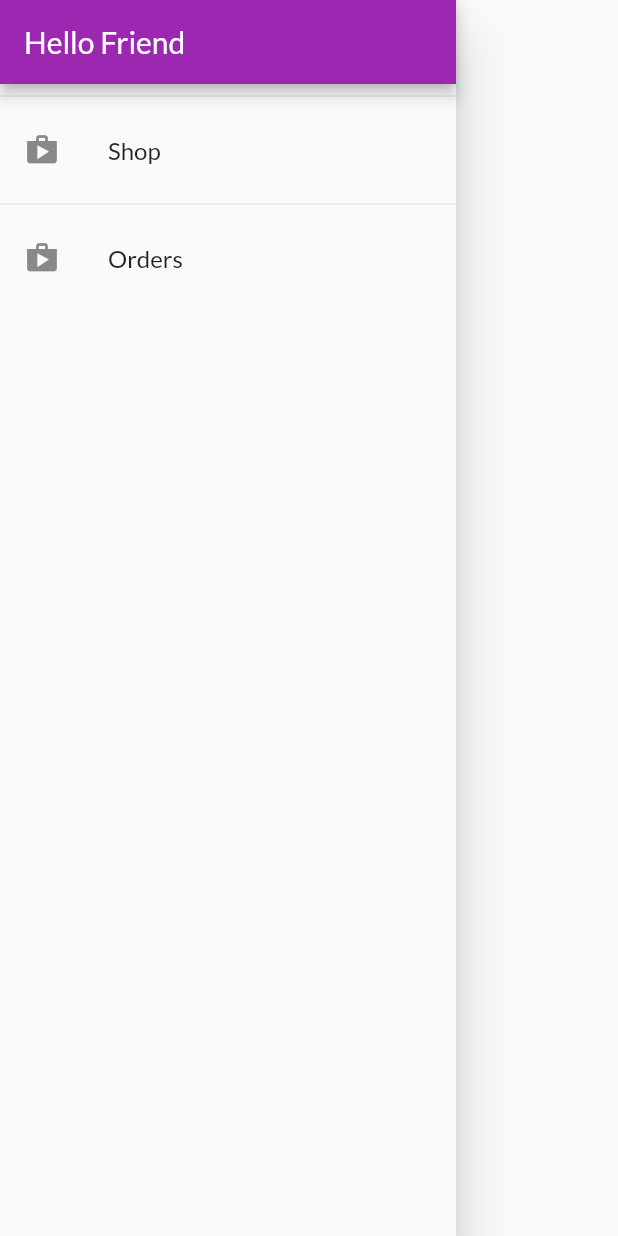
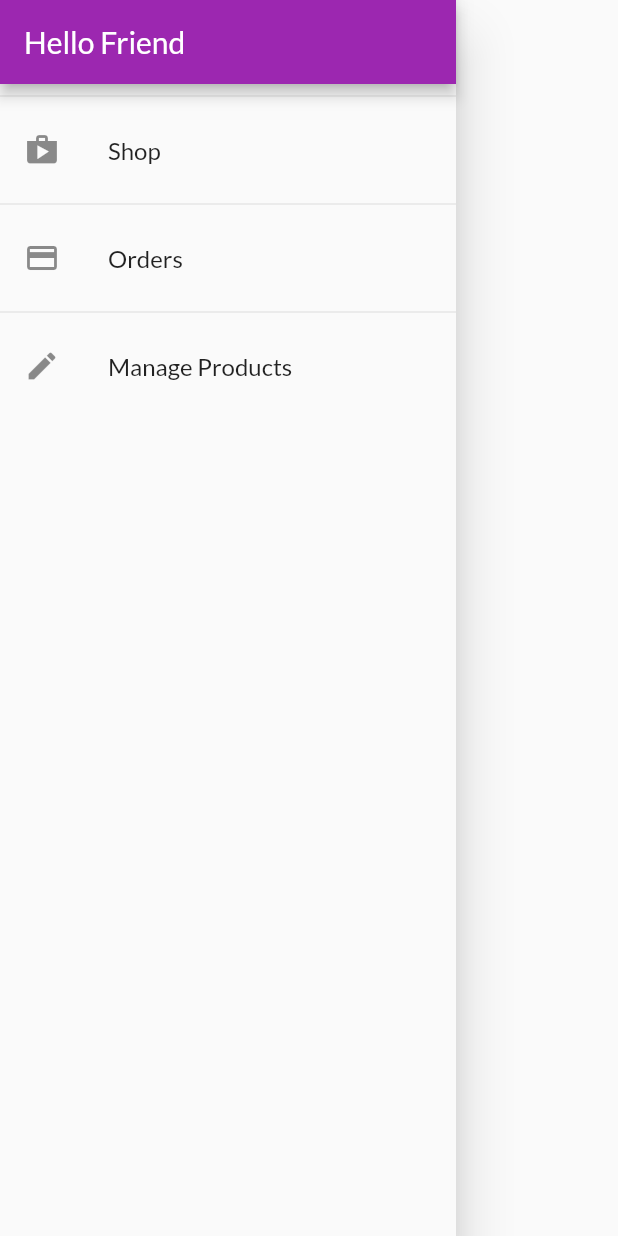
Before and after one commit to reza-salehipour/flutter_shop_app, a Flutter app: the AppDrawer widget shown alone on an empty page, opened directly, on a phone screen of 412 x 824 dp. Run offline on Flutter 3.47's test engine with Material 2 defaults, Android fonts, the phone set to English and light mode, and no system bars; network calls fail.

Commit message:
add 1 more link to drawer

```diff
--- a/lib/widgets/app_drawer.dart
+++ b/lib/widgets/app_drawer.dart
@@ -1,6 +1,7 @@
 import 'package:flutter/material.dart';
 
 import '../screens/orders_screen.dart';
+import '../screens/user_products_screen.dart';
 
 class AppDrawer extends StatelessWidget {
   @override
@@ -22,10 +23,19 @@ class AppDrawer extends StatelessWidget {
         ),
         Divider(),
         ListTile(
-          leading: Icon(Icons.shop),
+          leading: Icon(Icons.payment),
           title: Text('Orders'),
           onTap: () {
             Navigator.of(context).pushReplacementNamed(OrdersScreen.routeName);
+          },
+        ),
+        Divider(),
+        ListTile(
+          leading: Icon(Icons.edit),
+          title: Text('Manage Products'),
+          onTap: () {
+            Navigator.of(context)
+                .pushReplacementNamed(UserProductsScreen.routeName);
           },
         )
       ],
```
